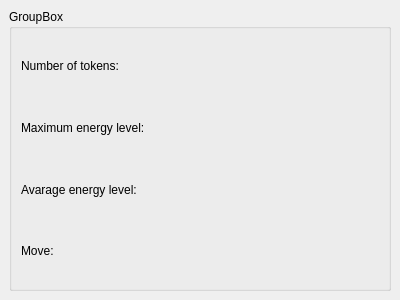
This is simulations/boltzmannform.ui in KDE/kalzium as Qt 5 draws it before an edit. The edited form follows.
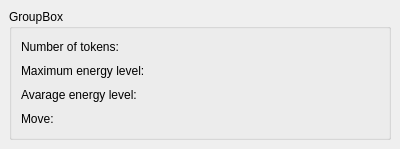
This is the edited form.

Commit message: Fix the layouting issues; move the Start, Stop and Next buttons next to the field.

What changed in the file:
```diff
--- a/simulations/boltzmannform.ui
+++ b/simulations/boltzmannform.ui
@@ -9,21 +9,21 @@
     <x>0</x>
     <y>0</y>
     <width>400</width>
-    <height>300</height>
+    <height>149</height>
    </rect>
   </property>
   <property name="windowTitle" >
    <string>Form</string>
   </property>
+  <layout class="QVBoxLayout" >
+   <property name="margin" >
+    <number>9</number>
+   </property>
+   <property name="spacing" >
+    <number>6</number>
+   </property>
+   <item>
   <widget class="QGroupBox" name="groupBox" >
-   <property name="geometry" >
-    <rect>
-     <x>9</x>
-     <y>9</y>
-     <width>382</width>
-     <height>282</height>
-    </rect>
-   </property>
    <property name="title" >
     <string>GroupBox</string>
    </property>
@@ -64,6 +64,8 @@
     </item>
    </layout>
   </widget>
+   </item>
+  </layout>
  </widget>
  <pixmapfunction></pixmapfunction>
  <resources/>
```
Lines whose indentation alone changed are shown as unchanged. The commit also changes 6 other files.
